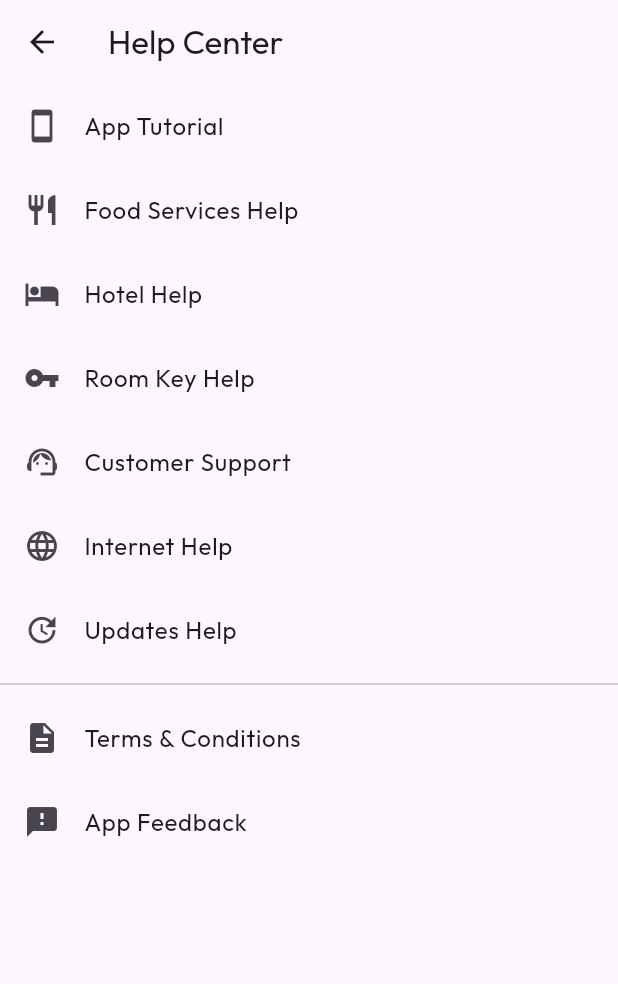
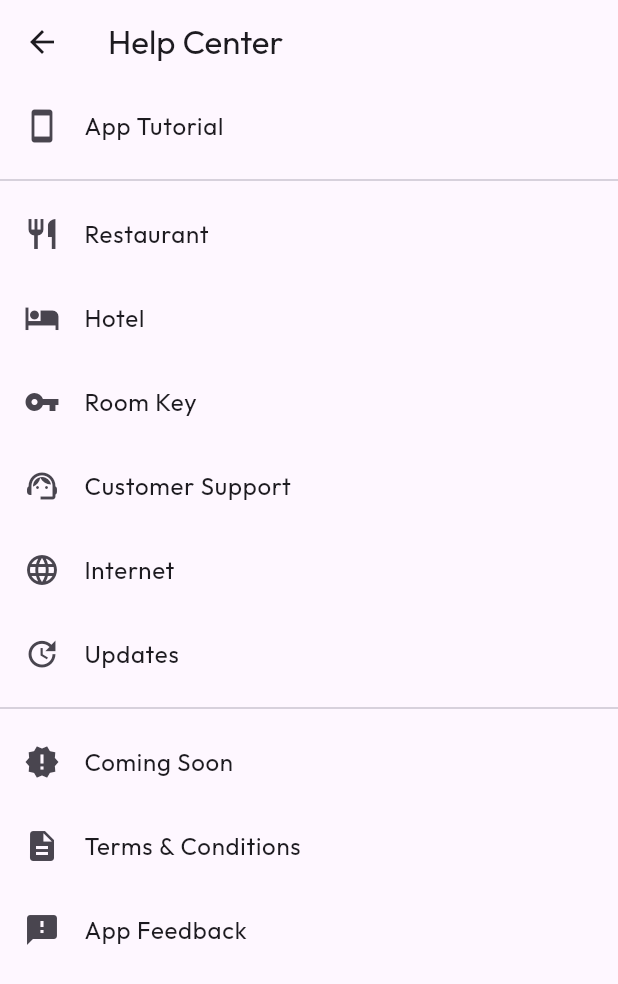
Before and after one commit to aarjay123/harmonyapp, a Flutter app: the HelpcenterPage screen opened directly, on a phone screen of 412 x 824 dp. Shown: the top 984 px of the screen. Run offline on Flutter 3.47's test engine with Material 3 defaults, Android fonts, the light colour scheme and no system bars; our stand-ins replace webview_flutter; missing offline and left inert: webview_flutter_wkwebview.

Commit message:
Updated for release of 3.0.0-alpha1

```diff
--- a/lib/helpcenter/helpcenter_page.dart
+++ b/lib/helpcenter/helpcenter_page.dart
@@ -25,7 +25,8 @@ class _HelpcenterPageState extends State<HelpcenterPage> {
   @override
   void initState() {
     super.initState();
-    _webViewController = WebViewController();
+    _webViewController = WebViewController()
+      ..setJavaScriptMode(JavaScriptMode.unrestricted); // Enable JavaScript
   }
 
   @override
@@ -54,21 +55,24 @@ class _HelpcenterPageState extends State<HelpcenterPage> {
             onTap: () => _loadWebPage(
                 "https://thehighlandcafe.github.io/hioswebcore/helpcenter/tutorial.html"),
           ),
+
+          const Divider(),
+
           ListTile(
             leading: const Icon(Icons.restaurant),
-            title: const Text("Food Services Help"),
+            title: const Text("Restaurant"),
             onTap: () => _loadWebPage(
                 "https://thehighlandcafe.github.io/hioswebcore/helpcenter/restaurant.html"),
           ),
           ListTile(
             leading: const Icon(Icons.hotel),
-            title: const Text("Hotel Help"),
+            title: const Text("Hotel"),
             onTap: () => _loadWebPage(
                 "https://thehighlandcafe.github.io/hioswebcore/helpcenter/hotel.html"),
           ),
           ListTile(
             leading: const Icon(Icons.vpn_key),
-            title: const Text("Room Key Help"),
+            title: const Text("Room Key"),
             onTap: () => _loadWebPage(
                 "https://thehighlandcafe.github.io/hioswebcore/helpcenter/roomkey.html"),
           ),
@@ -80,17 +84,23 @@ class _HelpcenterPageState extends State<HelpcenterPage> {
           ),
           ListTile(
             leading: const Icon(Icons.language),
-            title: const Text("Internet Help"),
+            title: const Text("Internet"),
             onTap: () => _loadWebPage(
                 "https://thehighlandcafe.github.io/hioswebcore/helpcenter/internet.html"),
           ),
           ListTile(
             leading: const Icon(Icons.update),
-            title: const Text("Updates Help"),
+            title: const Text("Updates"),
             onTap: () => _loadWebPage(
                 "https://thehighlandcafe.github.io/hioswebcore/helpcenter/updates.html"),
           ),
           const Divider(),
+          ListTile(
+            leading: const Icon(Icons.new_releases),
+            title: const Text("Coming Soon"),
+            onTap: () => _loadWebPage(
+              "https://sites.google.com/view/x-by-thc-comingsoon"),
+          ),
           ListTile(
             leading: const Icon(Icons.description),
             title: const Text("Terms & Conditions"),
--- a/lib/settings/privacy_policy_page.dart
+++ b/lib/settings/privacy_policy_page.dart
@@ -7,6 +7,7 @@ class PrivacyPolicyPage extends StatelessWidget {
   @override
   Widget build(BuildContext context) {
     final controller = WebViewController()
+      ..setJavaScriptMode(JavaScriptMode.unrestricted) // Enable JavaScript
       ..loadRequest(Uri.parse('https://thehighlandcafe.github.io/hioswebcore/settings/privacypolicy.html'));
 
     return Scaffold(
--- a/lib/settings/settings_page.dart
+++ b/lib/settings/settings_page.dart
@@ -25,6 +25,7 @@ class _SettingsPageState extends State<SettingsPage> {
   void initState() {
     super.initState();
     _webViewController = WebViewController()
+      ..setJavaScriptMode(JavaScriptMode.unrestricted) // Enable JavaScript
       ..loadRequest(Uri.parse(webSettingsUrl));
   }
 
--- a/pubspec.yaml
+++ b/pubspec.yaml
@@ -16,7 +16,7 @@ publish_to: 'none' # Remove this line if you wish to publish to pub.dev
 # https://developer.apple.com/library/archive/documentation/General/Reference/InfoPlistKeyReference/Articles/CoreFoundationKeys.html
 # In Windows, build-name is used as the major, minor, and patch parts
 # of the product and file versions while build-number is used as the build suffix.
-version: 1.0.0+1
+version: 3.0.0+1
 
 environment:
   sdk: ^3.7.2
```
Also changed, not shown: lib/main.dart (+12 -10 lines), lib/settings/updates_page.dart (+11 -1 lines).
